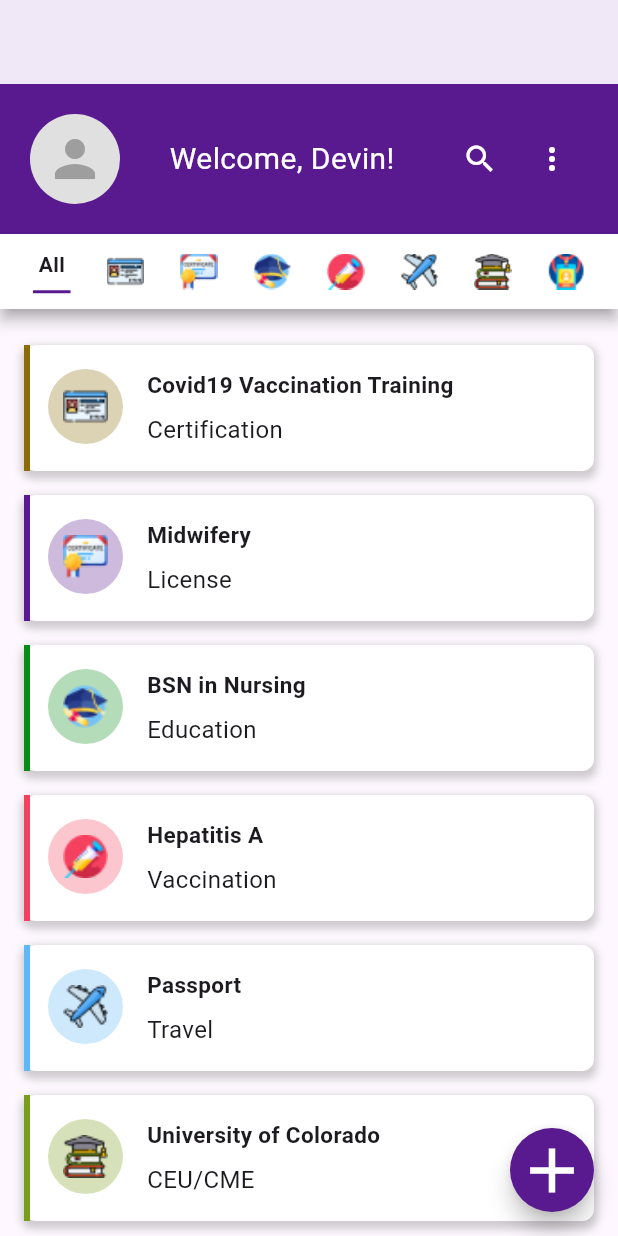
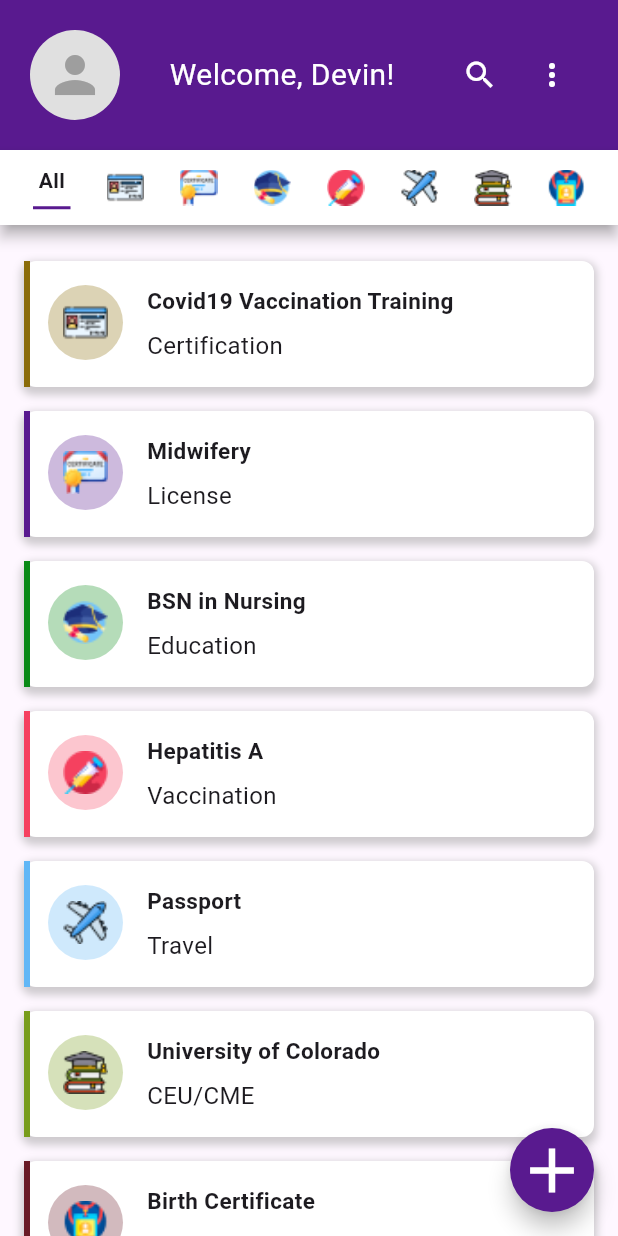
Before and after one commit to certracker/certacker, a Flutter app: the DashboardPage screen opened directly, on a phone screen of 412 x 824 dp. Run offline on Flutter 3.47's test engine with Material 3 defaults, Android fonts, the light colour scheme and no system bars.

Commit message:
Fix the too much save area on the dashboard👌👌

```diff
--- a/lib/components/home_components/home_screen.dart
+++ b/lib/components/home_components/home_screen.dart
@@ -28,15 +28,16 @@ class _DashboardPageState extends State<DashboardPage> {
   @override
   Widget build(BuildContext context) {
     return Scaffold(
-      appBar: AppBar(
+      appBar: PreferredSize(
+        preferredSize: const Size.fromHeight(150.0),
+        child: AppBar(
           automaticallyImplyLeading: false,
-        elevation: 4, // Adjust the elevation as needed
-      ),
-      body: Column(
-        crossAxisAlignment: CrossAxisAlignment.start,
+          elevation: 4,
+          flexibleSpace: Column(
+            mainAxisAlignment: MainAxisAlignment.end,
             children: [
               Material(
-            elevation: 4, // Adjust the elevation as needed
+                elevation: 4,
                 child: Container(
                   color: const Color(0XFF591A8F),
                   padding: const EdgeInsets.symmetric(vertical: 20, horizontal: 20),
@@ -74,8 +75,8 @@ class _DashboardPageState extends State<DashboardPage> {
                 ),
               ),
               Material(
-            elevation: 4, // Adjust the elevation as needed
-            shadowColor: Colors.grey, // Optional: customize shadow color
+                elevation: 4,
+                shadowColor: Colors.grey,
                 child: Container(
                   height: 50,
                   color: Colors.white,
@@ -126,7 +127,11 @@ class _DashboardPageState extends State<DashboardPage> {
                   ),
                 ),
               ),
-          Expanded(
+            ],
+          ),
+        ),
+      ),
+      body: Expanded(
         child: IndexedStack(
           index: selectedIndex,
           children: const [
@@ -141,8 +146,6 @@ class _DashboardPageState extends State<DashboardPage> {
           ],
         ),
       ),
-        ],
-      ),
       floatingActionButton: FloatingActionButton(
         onPressed: () {
           Navigator.push(context, MaterialPageRoute(builder: (context) => const AddCredentialPage()));
@@ -150,14 +153,13 @@ class _DashboardPageState extends State<DashboardPage> {
         backgroundColor: const Color(0xFF591A8F),
         shape: RoundedRectangleBorder(
           borderRadius:
-              BorderRadius.circular(50), // Adjust the circular border radius
+              BorderRadius.circular(50),
         ),
         child: const Icon(Icons.add, color: Colors.white, size: 50),
       ),
     );
   }
 }
-
 class FilterItem extends StatelessWidget {
   final String? imagePath;
   final String? text;
```
Lines whose indentation alone changed are shown as unchanged.
